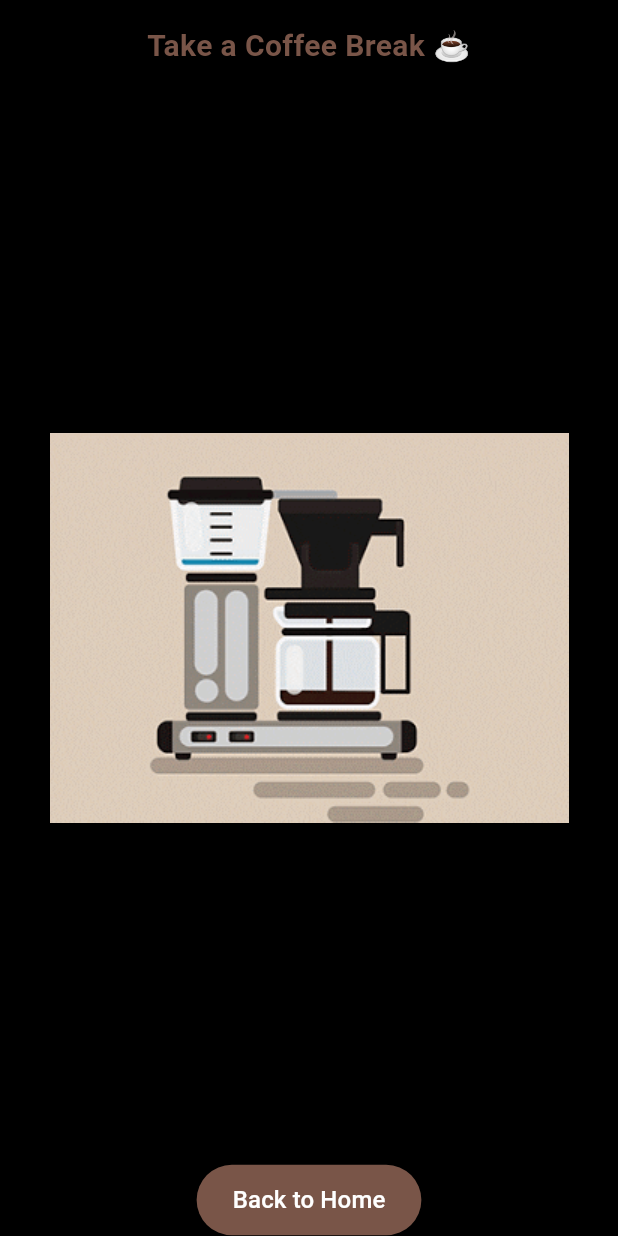
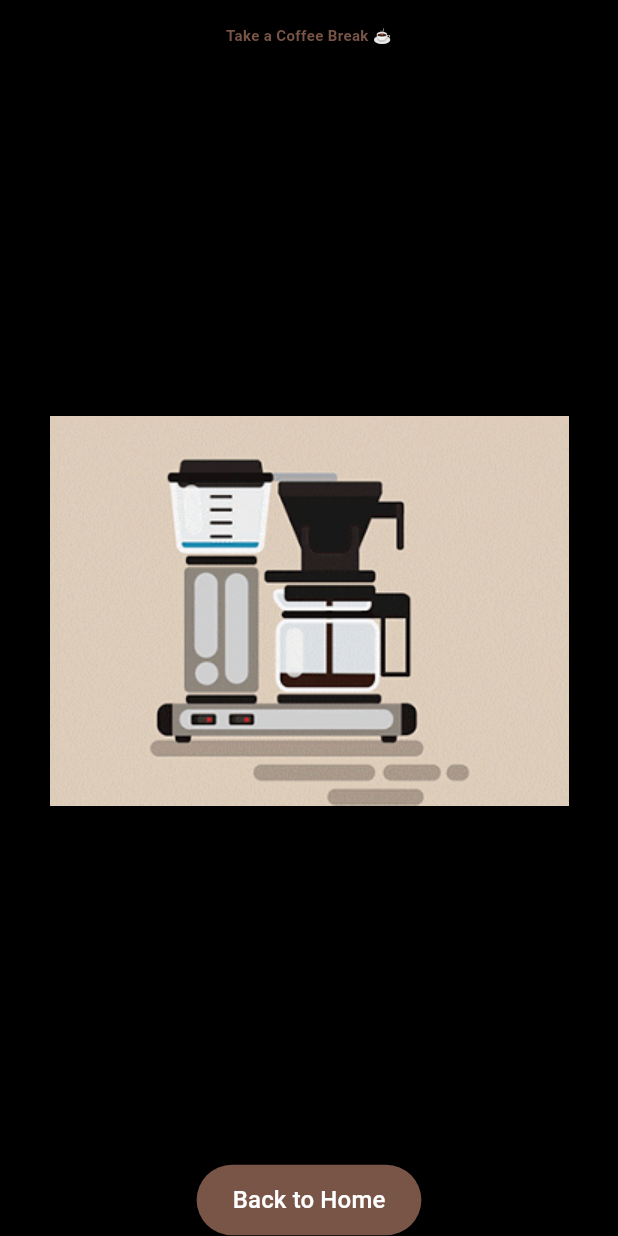
Before and after one commit to inagege/eis, a Flutter app: the CoffeeScreen screen opened directly, on a phone screen of 412 x 824 dp. Run offline on Flutter 3.47's test engine with Material 3 defaults, Android fonts, the phone set to English and light mode, and no system bars.

Commit message:
Kleine Überarbeitung

```diff
--- a/lib/Screens/coffee_screen.dart
+++ b/lib/Screens/coffee_screen.dart
@@ -15,13 +15,13 @@ class CoffeeScreen extends StatelessWidget {
             padding: const EdgeInsets.all(16.0),
             child: Text(
               'Take a Coffee Break ☕',
-              style: TextStyle(fontSize: 20, color: Colors.brown, fontWeight: FontWeight.bold),
+              style: TextStyle(fontSize: 10, color: Colors.brown, fontWeight: FontWeight.bold),
               textAlign: TextAlign.center,
             ),
           ),
 
           // Spacing
-          SizedBox(height: 20),
+          SizedBox(height: 2),
 
           // GIF or Video
           Expanded(
@@ -34,7 +34,7 @@ class CoffeeScreen extends StatelessWidget {
           ),
 
           // Spacing
-          SizedBox(height: 20),
+          SizedBox(height: 10),
 
           // Button to Return Home
           ElevatedButton(
```
